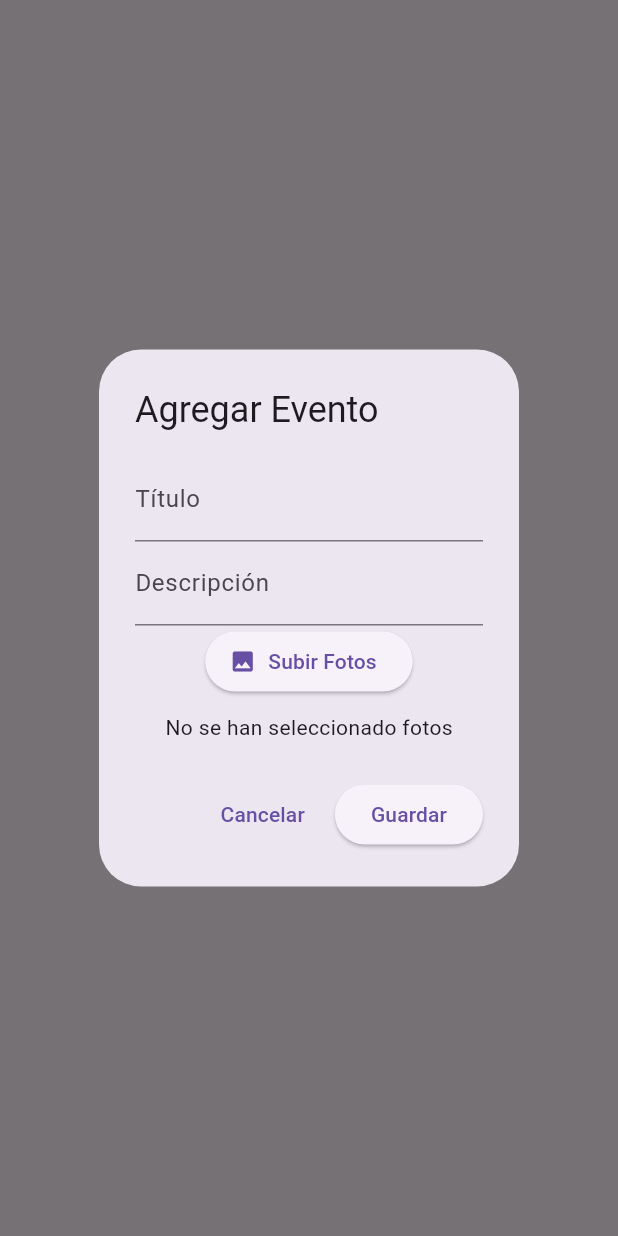
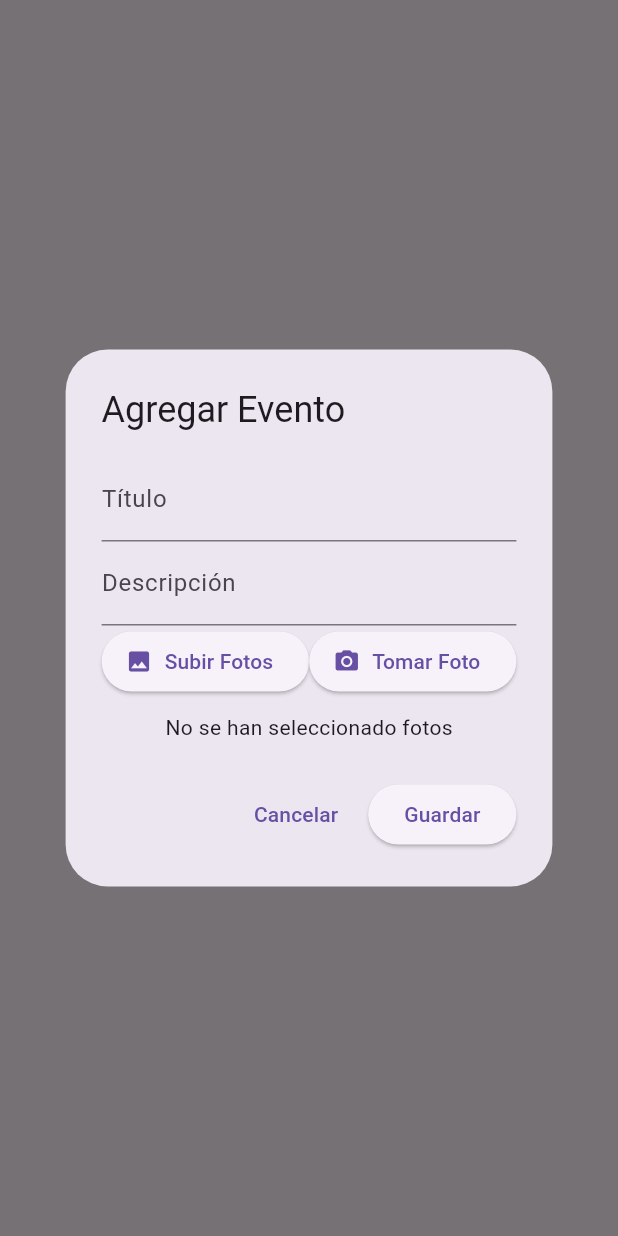
Before and after one commit to the-code-team/PostIn-App, a Flutter app: what showAddEventDialog() shows on an empty page, opened directly, after a tap on "Subir Fotos", on a phone screen of 412 x 824 dp. Run offline on Flutter 3.47's test engine with Material 3 defaults, Android fonts, the phone set to English and light mode, and no system bars; our stand-ins replace appinio_swiper, flutter_map, image_picker, latlong2; statements that could not run were skipped.

Commit message:
feat: takce Photo Button

```diff
--- a/lib/pages/mapPage.dart
+++ b/lib/pages/mapPage.dart
@@ -67,9 +67,8 @@ void showAddEventDialog(BuildContext context) {
     builder: (BuildContext context) {
       return StatefulBuilder(
         builder: (BuildContext context, StateSetter setState) {
-          Future<void> _pickImage() async {
-            final pickedFile =
-                await _picker.pickImage(source: ImageSource.gallery);
+          Future<void> _pickImage(ImageSource source) async {
+            final pickedFile = await _picker.pickImage(source: source);
             if (pickedFile != null) {
               setState(() {
                 _images.add(File(pickedFile.path));
@@ -92,16 +91,32 @@ void showAddEventDialog(BuildContext context) {
                     controller: _descriptionController,
                     decoration: InputDecoration(labelText: 'Descripción'),
                   ),
+                  Row(
+                    mainAxisAlignment: MainAxisAlignment.spaceEvenly,
+                    children: [
                       ElevatedButton.icon(
                         onPressed: () {
                           if (_images.length < 5) {
-                        _pickImage();
+                            _pickImage(ImageSource.gallery);
                           } else {
                             showMaxImageWarning(context);
                           }
                         },
                         icon: Icon(Icons.photo),
                         label: Text('Subir Fotos'),
+                      ),
+                      ElevatedButton.icon(
+                        onPressed: () {
+                          if (_images.length < 5) {
+                            _pickImage(ImageSource.camera);
+                          } else {
+                            showMaxImageWarning(context);
+                          }
+                        },
+                        icon: Icon(Icons.camera_alt),
+                        label: Text('Tomar Foto'),
+                      ),
+                    ],
                   ),
                   SizedBox(height: 10),
                   _images.isNotEmpty
```
Lines whose indentation alone changed are shown as unchanged.
